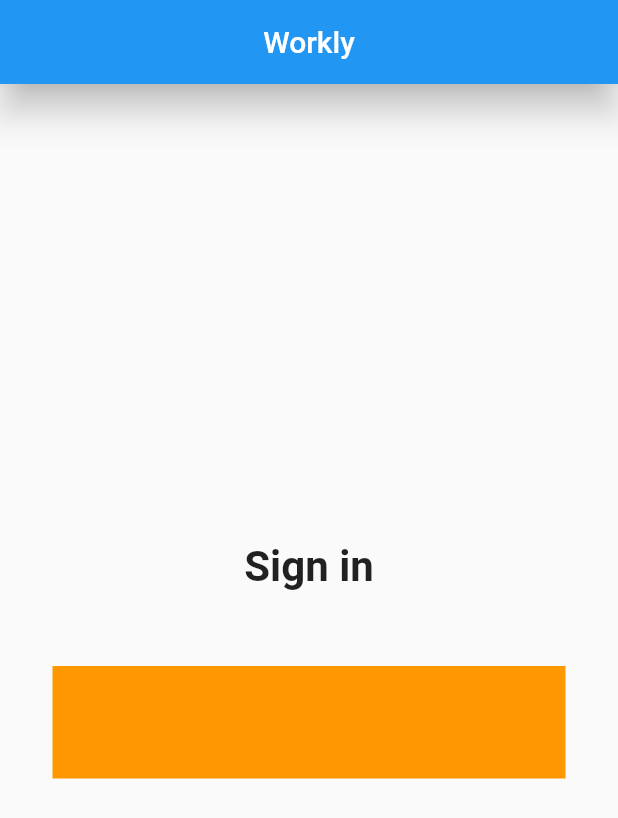
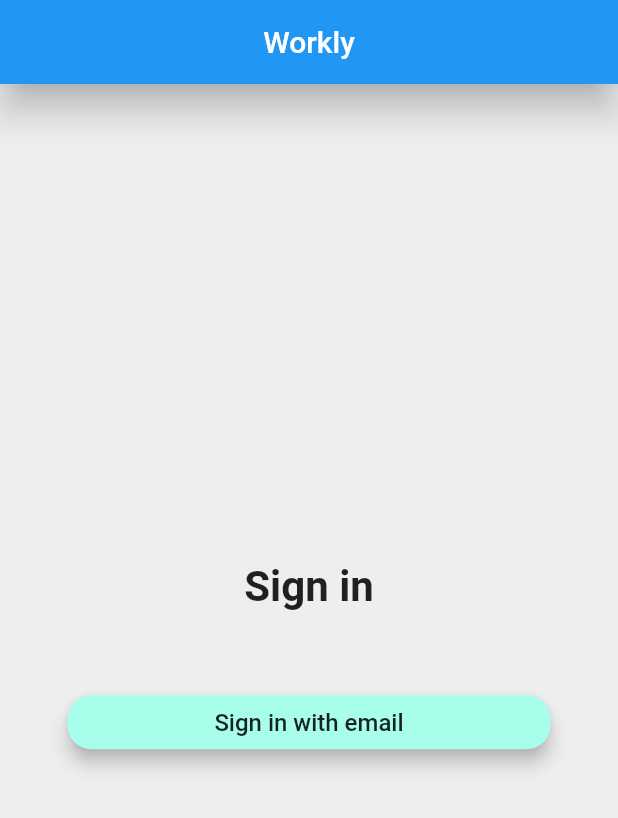
Before and after one commit to bdasgupta02/workly, a Flutter app: the screen it shows after launch, on a phone screen of 412 x 824 dp. Shown: the top 818 px of the screen. Run offline on Flutter 3.47's test engine with Material 2 defaults, Android fonts, the phone set to English and light mode, and no system bars.

Commit message:
SignInPage: Added a button

```diff
--- a/workly/lib/screens/SignInPage.dart
+++ b/workly/lib/screens/SignInPage.dart
@@ -10,31 +10,38 @@
         elevation: 10.0, //shadow of appBar, default is 4.0
       ),
       body: _bodyContent(),
+      backgroundColor: Colors.grey[200], //colors to be decided
     );
   }
 }
 
 Widget _bodyContent() {
   return Padding(
-    padding: EdgeInsets.all(35.0),
+    padding: EdgeInsets.all(45.0),
     child: Column(
       mainAxisAlignment: MainAxisAlignment.center, //similar to y-axis
       crossAxisAlignment: CrossAxisAlignment.stretch, //similar to x-axis
       children: <Widget>[
-        Text('Sign in',
+        Text(
+          'Sign in',
           textAlign: TextAlign.center,
-          style: TextStyle(
-            fontSize: 28.0,
-            fontWeight: FontWeight.bold
-          ),
+          style: TextStyle(fontSize: 28.0, fontWeight: FontWeight.bold),
         ),
         SizedBox(height: 50.0), //Separation between above text and below box
-        Container(
-          color: Colors.orange,
-          child: SizedBox(
-            height: 75.0,
+        RaisedButton(
+          child: Text(
+            "Sign in with email",
+            style: TextStyle(fontSize: 16.0),
           ),
-        ),
+          color: Colors.tealAccent[100], //Colours to be decided
+          elevation: 5.0,
+          shape: RoundedRectangleBorder(
+            borderRadius: BorderRadius.all(
+              Radius.circular(16.0),
+            ),
+          ),
+          onPressed: () {},
+        )
       ],
     ),
   );
```
